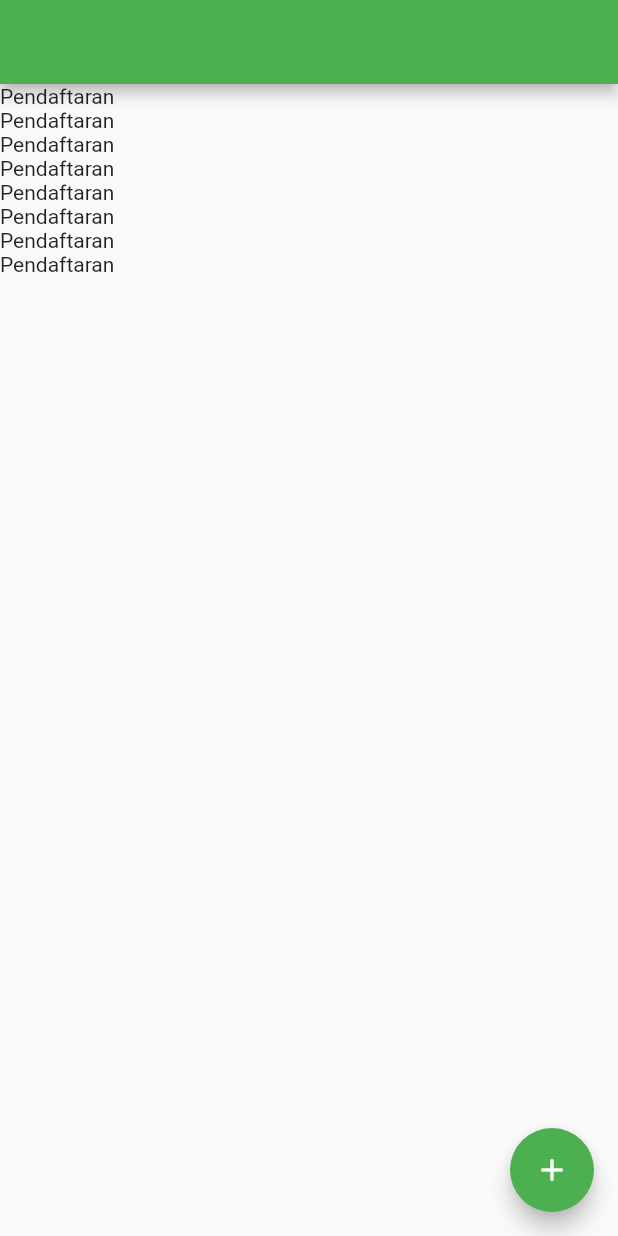
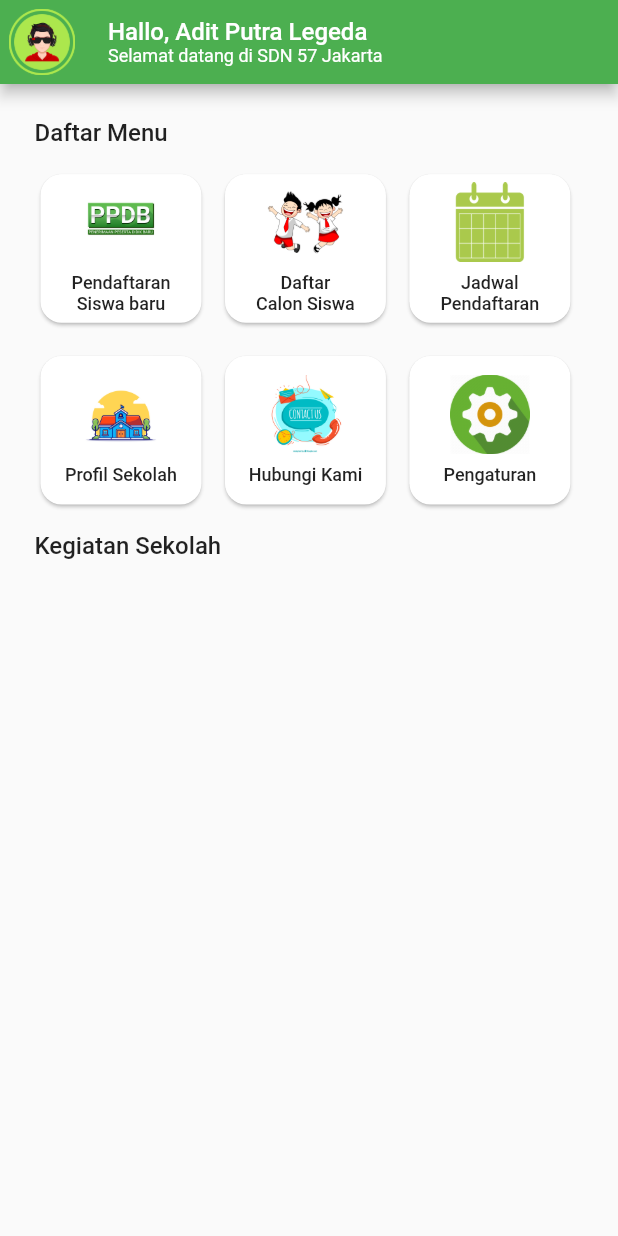
Before and after one commit to Aliryo/Aplikasi-Pendaftaran-Sekolah-Flutter, a Flutter app: the screen it shows after launch, on a phone screen of 412 x 824 dp. Run offline on Flutter 3.47's test engine with Material 2 defaults, Android fonts, the phone set to English and light mode, and no system bars; our stand-ins replace cloud_firestore, firebase_core, flutter_screenutil; accounts and stored records are empty.

Commit message:
feat: add home page config etc

```diff
--- /dev/null
+++ b/lib/data/src/app_images.dart
@@ -0,0 +1,9 @@
+class AppImages {
+  static const String avatar = "assets/avatar.png";
+  static const String register = "assets/register.png";
+  static const String schedule = "assets/schedule.png";
+  static const String school = "assets/school.jpg";
+  static const String setting = "assets/settings.png";
+  static const String student = "assets/student.png";
+  static const String contactUs = "assets/contactus.jpg";
+}
--- a/lib/main.dart
+++ b/lib/main.dart
@@ -1,6 +1,7 @@
 import 'package:aplikasi_pendaftaran_siswa/views/pages/home_page.dart';
 import 'package:firebase_core/firebase_core.dart';
 import 'package:flutter/material.dart';
+import 'package:flutter_screenutil/flutter_screenutil.dart';
 
 Future<void> main() async {
   WidgetsFlutterBinding.ensureInitialized();
@@ -14,6 +15,12 @@ class MyApp extends StatelessWidget {
   // This widget is the root of your application.
   @override
   Widget build(BuildContext context) {
+    return ScreenUtilInit(
+        designSize: const Size(430, 932),
+        minTextAdapt: true,
+        splitScreenMode: true,
+        builder: (context, child) {
+          return Builder(builder: (context) {
             return MaterialApp(
               title: 'Flutter Demo',
               theme: ThemeData(
@@ -21,5 +28,7 @@ class MyApp extends StatelessWidget {
               ),
               home: const HomePage(),
             );
+          });
+        });
   }
 }
--- /dev/null
+++ b/lib/utils/double_extension.dart
@@ -0,0 +1,12 @@
+import 'package:flutter/material.dart';
+import 'package:flutter_screenutil/flutter_screenutil.dart';
+
+extension DoubleExtension on double {
+  Widget get width => SizedBox(
+        width: w,
+      );
+
+  Widget get height => SizedBox(
+        height: h,
+      );
+}
--- a/lib/views/pages/home_page.dart
+++ b/lib/views/pages/home_page.dart
@@ -1,5 +1,9 @@
+import 'package:aplikasi_pendaftaran_siswa/data/src/app_images.dart';
+import 'package:aplikasi_pendaftaran_siswa/utils/double_extension.dart';
+import 'package:aplikasi_pendaftaran_siswa/views/widgets/widget_card_home.dart';
 import 'package:cloud_firestore/cloud_firestore.dart';
 import 'package:flutter/material.dart';
+import 'package:flutter_screenutil/flutter_screenutil.dart';
 
 class HomePage extends StatelessWidget {
   const HomePage({super.key});
@@ -7,23 +11,83 @@ class HomePage extends StatelessWidget {
   @override
   Widget build(BuildContext context) {
     return Scaffold(
-      appBar: AppBar(),
-      body: ListView.builder(
-        itemCount: 8,
-        itemBuilder: (context, index) {
-          return Text('Pendaftaran');
-        },
+      appBar: AppBar(
+        leading: Padding(
+          padding: EdgeInsets.all(6.w),
+          child: Image.asset(
+            AppImages.avatar,
+          ),
+        ),
+        title: const Column(
+          crossAxisAlignment: CrossAxisAlignment.start,
+          children: [
+            Text(
+              'Hallo, Adit Putra Legeda',
+              style: TextStyle(
+                fontSize: 16,
+                fontWeight: FontWeight.w500,
+              ),
+            ),
+            Text(
+              'Selamat datang di SDN 57 Jakarta',
+              style: TextStyle(
+                fontSize: 12,
+                fontWeight: FontWeight.w400,
+              ),
+            ),
+          ],
+        ),
       ),
-      floatingActionButton: FloatingActionButton(
-        child: Icon(Icons.add),
-        onPressed: () {
-          FirebaseFirestore.instance
-              .collection('pendaftaran')
-              .snapshots()
-              .listen((data) {
-            print(data.docs[0]['nama']);
-          });
-        },
+      body: ListView(
+        padding: EdgeInsets.all(24.w),
+        children: [
+          const Text(
+            'Daftar Menu',
+            style: TextStyle(
+              fontSize: 16,
+              fontWeight: FontWeight.w500,
+            ),
+          ),
+          16.0.height,
+          Wrap(
+            runSpacing: 16.h,
+            spacing: 8.w,
+            children: const [
+              WidgetCardHome(
+                image: AppImages.register,
+                title: 'Pendaftaran\nSiswa baru',
+              ),
+              WidgetCardHome(
+                image: AppImages.student,
+                title: 'Daftar\nCalon Siswa',
+              ),
+              WidgetCardHome(
+                image: AppImages.schedule,
+                title: 'Jadwal\nPendaftaran',
+              ),
+              WidgetCardHome(
+                image: AppImages.school,
+                title: 'Profil Sekolah',
+              ),
+              WidgetCardHome(
+                image: AppImages.contactUs,
+                title: 'Hubungi Kami',
+              ),
+              WidgetCardHome(
+                image: AppImages.setting,
+                title: 'Pengaturan',
+              ),
+            ],
+          ),
+          16.0.height,
+          const Text(
+            'Kegiatan Sekolah',
+            style: TextStyle(
+              fontSize: 16,
+              fontWeight: FontWeight.w500,
+            ),
+          ),
+        ],
       ),
     );
   }
--- /dev/null
+++ b/lib/views/pages/splash_page.dart
@@ -0,0 +1,10 @@
+import 'package:flutter/material.dart';
+
+class SplashPage extends StatelessWidget {
+  const SplashPage({super.key});
+
+  @override
+  Widget build(BuildContext context) {
+    return Scaffold();
+  }
+}
--- /dev/null
+++ b/lib/views/widgets/widget_card_home.dart
@@ -0,0 +1,46 @@
+import 'package:aplikasi_pendaftaran_siswa/utils/double_extension.dart';
+import 'package:flutter/material.dart';
+import 'package:flutter_screenutil/flutter_screenutil.dart';
+
+class WidgetCardHome extends StatelessWidget {
+  const WidgetCardHome(
+      {super.key, required this.image, required this.title, this.onTap});
+  final String image;
+  final String title;
+  final Function()? onTap;
+
+  @override
+  Widget build(BuildContext context) {
+    return GestureDetector(
+      onTap: onTap,
+      child: Card(
+        shape: RoundedRectangleBorder(
+          borderRadius: BorderRadius.circular(16.r),
+        ),
+        child: SizedBox(
+          width: 112.w,
+          height: 112.h,
+          child: Column(
+            mainAxisAlignment: MainAxisAlignment.center,
+            children: [
+              Image.asset(
+                image,
+                width: 60.w,
+                height: 60.h,
+              ),
+              8.0.height,
+              Text(
+                title,
+                textAlign: TextAlign.center,
+                style: const TextStyle(
+                  fontSize: 12,
+                  fontWeight: FontWeight.w500,
+                ),
+              ),
+            ],
+          ),
+        ),
+      ),
+    );
+  }
+}
--- a/pubspec.yaml
+++ b/pubspec.yaml
@@ -36,6 +36,7 @@ dependencies:
   # The following adds the Cupertino Icons font to your application.
   # Use with the CupertinoIcons class for iOS style icons.
   cupertino_icons: ^1.0.2
+  flutter_screenutil: ^5.7.0
   cloud_firestore: ^4.4.5
   firebase_core: ^2.8.0
   firebase_auth: ^4.3.0
@@ -56,6 +57,8 @@ dev_dependencies:
 
 # The following section is specific to Flutter packages.
 flutter:
+  assets:
+    - assets/
 
   # The following line ensures that the Material Icons font is
   # included with your application, so that you can use the icons in
```
Also changed, not shown: assets/avatar.png (added), pubspec.lock, 2 other files. Lines whose indentation alone changed are shown as unchanged.
